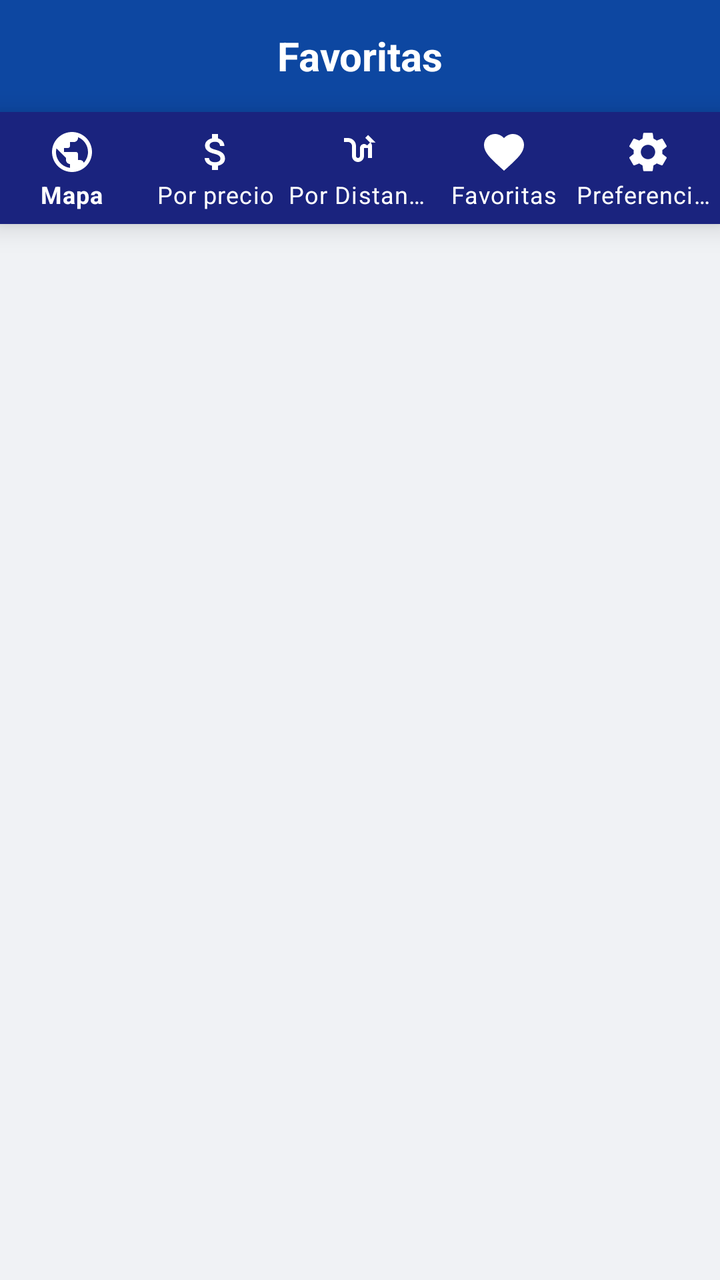
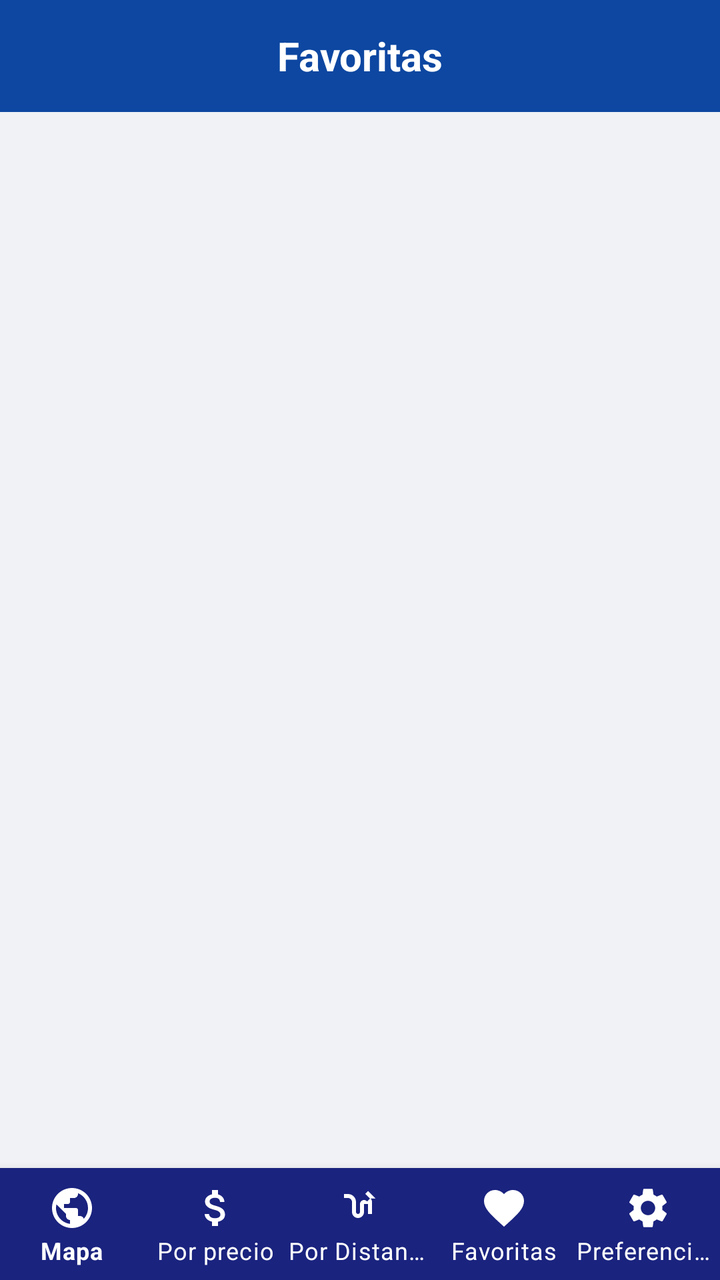

An Android layout rendered at two revisions. The XML below is the earlier revision; the diff shows what the commit changed to produce the second picture.
<!-- AndroidManifest.xml: application theme Theme.AhorraGas -->
<!-- res/layout/activity_favorites.xml -->
<?xml version="1.0" encoding="utf-8"?>
<LinearLayout xmlns:android="http://schemas.android.com/apk/res/android"
    xmlns:app="http://schemas.android.com/apk/res-auto"
    android:layout_width="match_parent"
    android:layout_height="match_parent"
    android:orientation="vertical"
    android:background="@color/background">

    <LinearLayout
        android:layout_width="match_parent"
        android:layout_height="56dp"
        android:background="@color/primary_dark"
        android:gravity="center_vertical"
        android:paddingHorizontal="16dp">

        <TextView
            android:layout_width="match_parent"
            android:layout_height="wrap_content"
            android:text="Favoritas"
            android:textColor="@color/white"
            android:textSize="20sp"
            android:textStyle="bold"
            android:gravity="center" />
    </LinearLayout>

    <ProgressBar
        android:id="@+id/progressBarFavorites"
        android:layout_width="wrap_content"
        android:layout_height="wrap_content"
        android:layout_gravity="center"
        android:layout_marginTop="48dp"
        android:layout_marginBottom="48dp"
        android:visibility="gone"
        android:layout_weight="0"/>

    <LinearLayout
        android:id="@+id/layoutErrorFavorites"
        android:layout_width="match_parent"
        android:layout_height="0dp"
        android:layout_weight="1"
        android:orientation="vertical"
        android:gravity="center"
        android:padding="32dp"
        android:visibility="gone">

        <TextView
            android:id="@+id/tvErrorFavorites"
            android:layout_width="wrap_content"
            android:layout_height="wrap_content"
            android:gravity="center"
            android:textSize="15sp"
            android:textColor="@color/text_secondary"
            android:layout_marginBottom="16dp"
            android:text="@string/error_favorites"/>

        <Button
            android:id="@+id/btnRetryFavorites"
            android:layout_width="wrap_content"
            android:layout_height="wrap_content"
            android:text="@string/reintentar"
            android:backgroundTint="@color/primary_dark"/>
    </LinearLayout>

    <TextView
        android:id="@+id/tvEmptyState"
        android:layout_width="match_parent"
        android:layout_height="0dp"
        android:layout_weight="1"
        android:gravity="center"
        android:padding="32dp"
        android:textSize="14sp"
        android:textColor="@color/text_secondary"
        android:text="@string/empty_favorites"
        android:visibility="gone"/>

    <androidx.recyclerview.widget.RecyclerView
        android:id="@+id/recyclerViewFavorites"
        android:layout_width="match_parent"
        android:layout_height="0dp"
        android:layout_weight="1"
        android:clipToPadding="false"
        android:paddingBottom="8dp"
        android:scrollbars="vertical"
        android:visibility="gone"/>

    <com.google.android.material.bottomnavigation.BottomNavigationView
        android:id="@+id/bottomNavFavorites"
        android:layout_width="match_parent"
        android:layout_height="wrap_content"
        android:background="#1A237E"
        app:menu="@menu/bottom_nav_menu"
        app:itemIconTint="@color/white"
        app:itemTextColor="@color/white"
        app:labelVisibilityMode="labeled" />

</LinearLayout>
<!-- resources referenced by this layout -->
<resources>
  <color name="background">#F0F2F5</color>
  <color name="primary_dark">#0D47A1</color>
  <color name="text_secondary">#757575</color>
  <color name="white">#FFFFFF</color>
  <string name="empty_favorites">No tienes gasolineras favoritas aún.\nPulsa ❤️ en el detalle de una gasolinera para añadirla.</string>
  <string name="error_favorites">No se pudieron cargar los favoritos.</string>
  <string name="reintentar">Reintentar</string>
  <style name="Theme.AhorraGas" parent="Theme.MaterialComponents.DayNight.NoActionBar">
          <item name="colorPrimary">@color/primary</item>
          <item name="colorPrimaryVariant">@color/primary_dark</item>
          <item name="colorOnPrimary">@color/white</item>
          <item name="colorSecondary">@color/secondary</item>
          <item name="colorOnSecondary">@color/white</item>
          <item name="android:statusBarColor">@color/primary_dark</item>
      </style>
  <color name="primary">#1565C0</color>
  <color name="secondary">#FF9800</color>
</resources>

<!-- the commit's change to res/layout/activity_favorites.xml (unified diff, before → after) -->
@@ -23,65 +23,67 @@
             android:gravity="center" />
     </LinearLayout>
 
-    <ProgressBar
-        android:id="@+id/progressBarFavorites"
-        android:layout_width="wrap_content"
-        android:layout_height="wrap_content"
-        android:layout_gravity="center"
-        android:layout_marginTop="48dp"
-        android:layout_marginBottom="48dp"
-        android:visibility="gone"
-        android:layout_weight="0"/>
-
-    <LinearLayout
-        android:id="@+id/layoutErrorFavorites"
+    
+    <FrameLayout
         android:layout_width="match_parent"
         android:layout_height="0dp"
-        android:layout_weight="1"
-        android:orientation="vertical"
-        android:gravity="center"
-        android:padding="32dp"
-        android:visibility="gone">
+        android:layout_weight="1">
+
+        <ProgressBar
+            android:id="@+id/progressBarFavorites"
+            android:layout_width="wrap_content"
+            android:layout_height="wrap_content"
+            android:layout_gravity="center"
+            android:visibility="gone" />
+
+        <LinearLayout
+            android:id="@+id/layoutErrorFavorites"
+            android:layout_width="match_parent"
+            android:layout_height="match_parent"
+            android:orientation="vertical"
+            android:gravity="center"
+            android:padding="32dp"
+            android:visibility="gone">
+
+            <TextView
+                android:id="@+id/tvErrorFavorites"
+                android:layout_width="wrap_content"
+                android:layout_height="wrap_content"
+                android:gravity="center"
+                android:textSize="15sp"
+                android:textColor="@color/text_secondary"
+                android:layout_marginBottom="16dp"
+                android:text="@string/error_favorites"/>
+
+            <Button
+                android:id="@+id/btnRetryFavorites"
+                android:layout_width="wrap_content"
+                android:layout_height="wrap_content"
+                android:text="@string/reintentar"
+                android:backgroundTint="@color/primary_dark"/>
+        </LinearLayout>
 
         <TextView
-            android:id="@+id/tvErrorFavorites"
-            android:layout_width="wrap_content"
-            android:layout_height="wrap_content"
+            android:id="@+id/tvEmptyState"
+            android:layout_width="match_parent"
+            android:layout_height="match_parent"
             android:gravity="center"
-            android:textSize="15sp"
+            android:padding="32dp"
+            android:textSize="14sp"
             android:textColor="@color/text_secondary"
-            android:layout_marginBottom="16dp"
-            android:text="@string/error_favorites"/>
+            android:text="@string/empty_favorites"
+            android:visibility="gone"/>
 
-        <Button
-            android:id="@+id/btnRetryFavorites"
-            android:layout_width="wrap_content"
-            android:layout_height="wrap_content"
-            android:text="@string/reintentar"
-            android:backgroundTint="@color/primary_dark"/>
-    </LinearLayout>
+        <androidx.recyclerview.widget.RecyclerView
+            android:id="@+id/recyclerViewFavorites"
+            android:layout_width="match_parent"
+            android:layout_height="match_parent"
+            android:clipToPadding="false"
+            android:paddingBottom="8dp"
+            android:scrollbars="vertical"
+            android:visibility="gone"/>
 
-    <TextView
-        android:id="@+id/tvEmptyState"
-        android:layout_width="match_parent"
-        android:layout_height="0dp"
-        android:layout_weight="1"
-        android:gravity="center"
-        android:padding="32dp"
-        android:textSize="14sp"
-        android:textColor="@color/text_secondary"
-        android:text="@string/empty_favorites"
-        android:visibility="gone"/>
-
-    <androidx.recyclerview.widget.RecyclerView
-        android:id="@+id/recyclerViewFavorites"
-        android:layout_width="match_parent"
-        android:layout_height="0dp"
-        android:layout_weight="1"
-        android:clipToPadding="false"
-        android:paddingBottom="8dp"
-        android:scrollbars="vertical"
-        android:visibility="gone"/>
+    </FrameLayout>
 
     <com.google.android.material.bottomnavigation.BottomNavigationView
         android:id="@+id/bottomNavFavorites"
